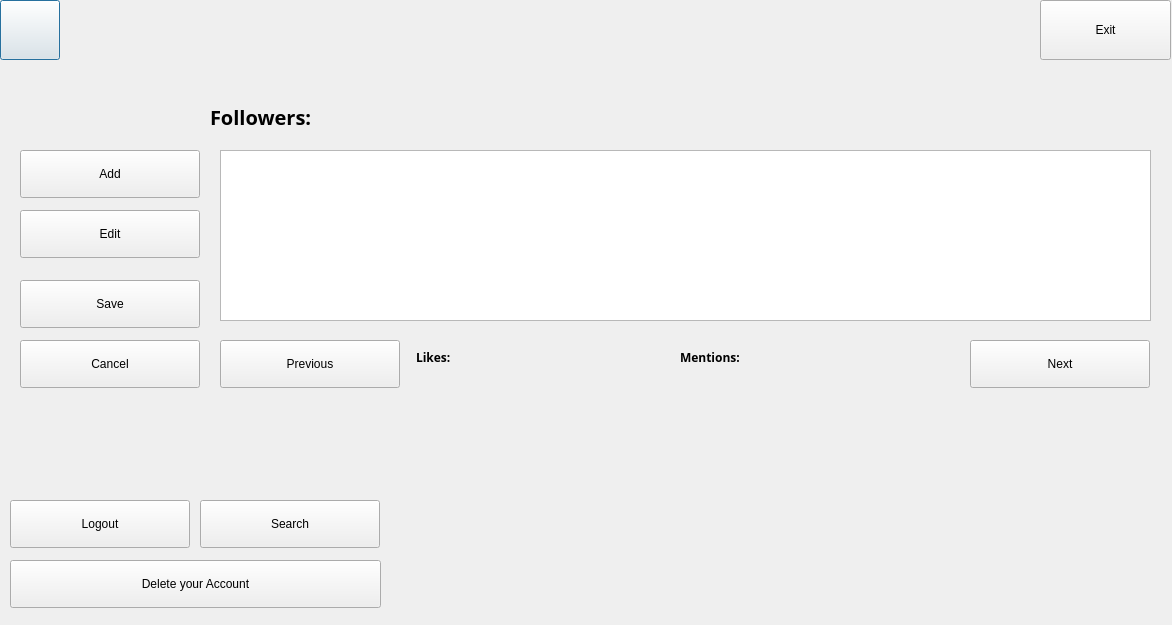
Old version of the form Project/windowper.ui in the repository DKeshavarz/AP-GUI.
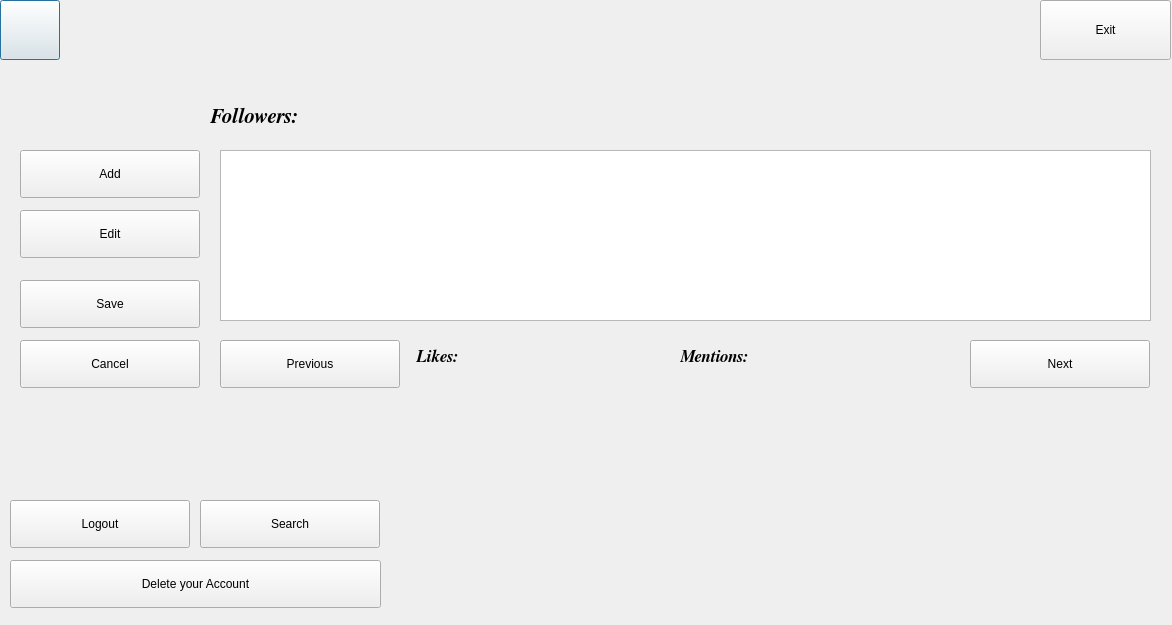
New version of the form. Icons and pictures are not drawn.

```diff
--- a/Project/windowper.ui
+++ b/Project/windowper.ui
@@ -301,8 +301,10 @@
    </property>
    <property name="font">
     <font>
-     <family>Dyuthi</family>
+     <family>FreeSerif</family>
+     <pointsize>13</pointsize>
      <weight>75</weight>
+     <italic>true</italic>
      <bold>true</bold>
     </font>
    </property>
@@ -321,8 +323,10 @@
    </property>
    <property name="font">
     <font>
-     <family>Dyuthi</family>
+     <family>FreeSerif</family>
+     <pointsize>13</pointsize>
      <weight>75</weight>
+     <italic>true</italic>
      <bold>true</bold>
     </font>
    </property>
@@ -341,9 +345,10 @@
    </property>
    <property name="font">
     <font>
-     <family>Dyuthi</family>
-     <pointsize>15</pointsize>
+     <family>FreeSerif</family>
+     <pointsize>16</pointsize>
      <weight>75</weight>
+     <italic>true</italic>
      <bold>true</bold>
     </font>
    </property>
```
Left out of the diff: 2 changed lines with no effect on the pictures.
